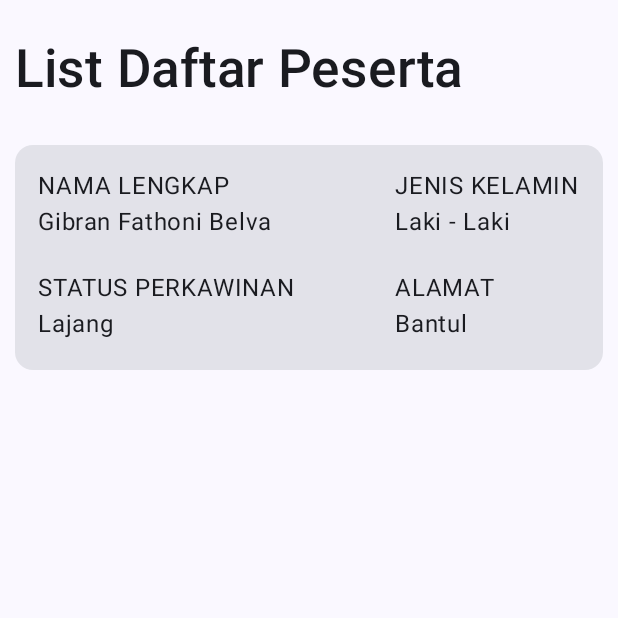
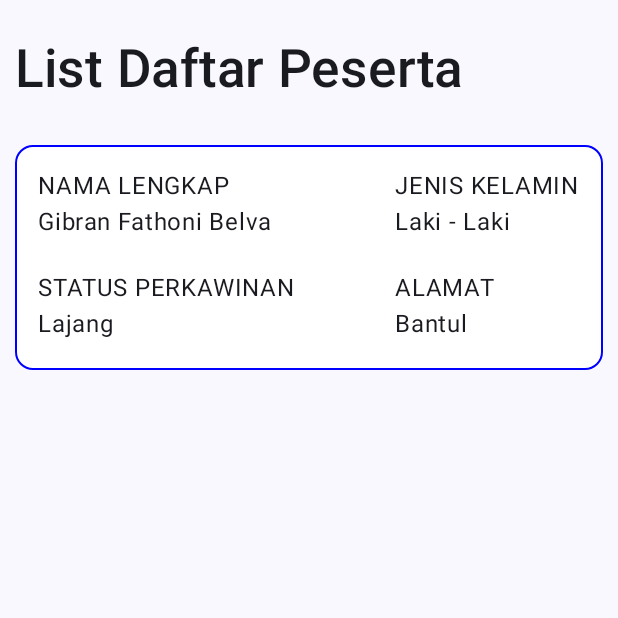
Before and after one commit to thekill022/QuestNavigasiTugas_174, an Android app built with Jetpack Compose: the screen it shows after launch (MainActivity), on a phone screen of 412 x 824 dp, the top half of it. Run offline under Robolectric (Android 15) with nearby library versions, the phone set to English and light mode, and no system bars.

Commit message:
menyelesaikan styling card

```diff
--- a/app/src/main/java/com/example/myapplication/view/displaydata.kt
+++ b/app/src/main/java/com/example/myapplication/view/displaydata.kt
@@ -1,5 +1,7 @@
 package com.example.myapplication.view
 
+import androidx.compose.foundation.BorderStroke
+import androidx.compose.foundation.border
 import androidx.compose.foundation.layout.Arrangement
 import androidx.compose.foundation.layout.Column
 import androidx.compose.foundation.layout.Row
@@ -7,9 +9,11 @@ import androidx.compose.foundation.layout.fillMaxWidth
 import androidx.compose.foundation.layout.height
 import androidx.compose.foundation.layout.padding
 import androidx.compose.material3.Card
+import androidx.compose.material3.CardDefaults
 import androidx.compose.material3.Text
 import androidx.compose.runtime.Composable
 import androidx.compose.ui.Modifier
+import androidx.compose.ui.graphics.Color
 import androidx.compose.ui.text.font.FontWeight
 import androidx.compose.ui.unit.dp
 import androidx.compose.ui.unit.sp
@@ -38,7 +42,12 @@ fun DisplayData(modifier : Modifier) {
         Card(modifier = Modifier
             .fillMaxWidth()
             .height(170.dp)
-            .padding(10.dp)) {
+            .padding(10.dp),
+            border = BorderStroke(width = 1.dp,color = Color.Blue),
+            colors = CardDefaults.cardColors(
+                containerColor = Color.White
+            )
+        ) {
             Row(
                 modifier = Modifier
                     .padding(15.dp)
```
